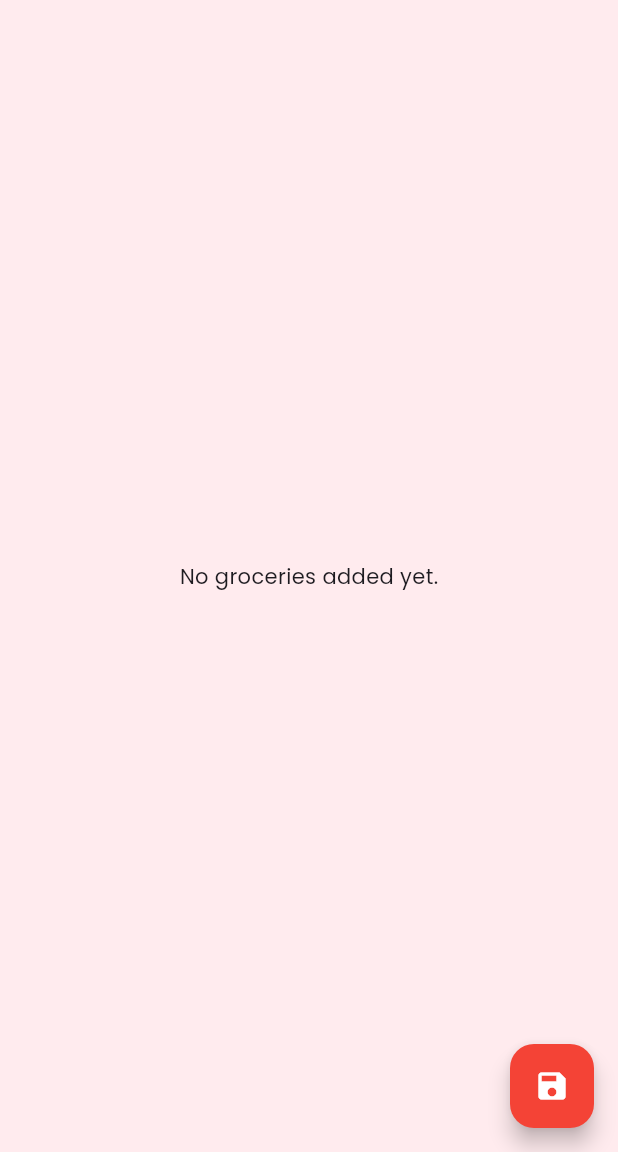
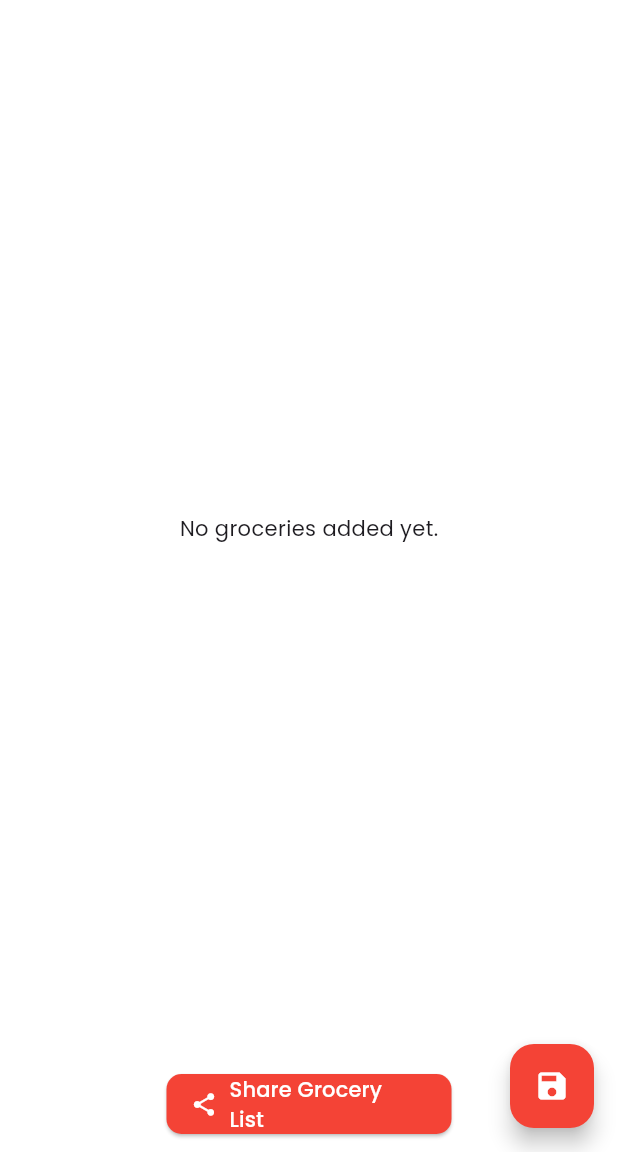
Before and after one commit to kasun0403/shopping_buddy, a Flutter app: the screen it shows after launch, on a phone screen of 412 x 824 dp, the part 84-1236 px from its top. Run offline on Flutter 3.47's test engine with Material 3 defaults, Android fonts, the light colour scheme and no system bars; our stand-ins replace firebase_auth, firebase_core, get, google_fonts, google_sign_in, hive and 2 more; accounts and stored records are empty.

Commit message:
share grocery list

```diff
--- a/lib/main.dart
+++ b/lib/main.dart
@@ -1,7 +1,6 @@
 import 'package:firebase_core/firebase_core.dart';
 import 'package:flutter/material.dart';
 import 'package:get/get_navigation/src/root/get_material_app.dart';
-import 'package:google_fonts/google_fonts.dart';
 import 'package:hive_flutter/hive_flutter.dart';
 import 'package:provider/provider.dart';
 import 'package:shopping_buddy/provider/authentication_provider.dart';
--- a/lib/screens/home_screen.dart
+++ b/lib/screens/home_screen.dart
@@ -1,8 +1,11 @@
 import 'dart:convert';
-
+import 'dart:io';
+import 'package:path_provider/path_provider.dart';
+// import 'package:share_plus/share_plus.dart';
 import 'package:flutter/material.dart';
 import 'package:flutter/services.dart';
 import 'package:provider/provider.dart';
+import 'package:share_plus/share_plus.dart';
 import 'package:shopping_buddy/provider/authentication_provider.dart';
 import 'package:shopping_buddy/provider/hive_provider.dart';
 import 'authentication/login_screen.dart';
@@ -16,7 +19,10 @@ class HomeScreen extends StatefulWidget {
 
 class _HomeScreenState extends State<HomeScreen> {
   TextEditingController countController = TextEditingController();
+  final GlobalKey _globalKey = GlobalKey();
   int itemCount = 0;
+  List<String> goodList = [];
+
   void _showAddGroceryDialog(BuildContext context) async {
     TextEditingController groceryController = TextEditingController();
     String? selectedGrocery;
@@ -224,6 +230,7 @@ class _HomeScreenState extends State<HomeScreen> {
   @override
   Widget build(BuildContext context) {
     return Scaffold(
+      backgroundColor: Colors.white,
       appBar: AppBar(
         backgroundColor: Colors.red,
         elevation: 2,
@@ -269,6 +276,8 @@ class _HomeScreenState extends State<HomeScreen> {
         children: [
           // Display the grocery list
           Expanded(
+            child: RepaintBoundary(
+              key: _globalKey,
               child: Consumer<HiveProvider>(
                 builder: (context, hiveProvider, child) {
                   return hiveProvider.goodsList.isEmpty
@@ -276,6 +285,7 @@ class _HomeScreenState extends State<HomeScreen> {
                       : ListView.builder(
                           itemCount: hiveProvider.goodsList.length,
                           itemBuilder: (context, index) {
+                            goodList = hiveProvider.goodsList;
                             return Container(
                               margin: const EdgeInsets.symmetric(
                                   horizontal: 8, vertical: 2.5),
@@ -308,6 +318,41 @@ class _HomeScreenState extends State<HomeScreen> {
                 },
               ),
             ),
+          ),
+          Container(
+            width: MediaQuery.of(context).size.width / 2,
+            color: Colors.transparent,
+            padding: const EdgeInsets.all(8.0),
+            child: ElevatedButton.icon(
+              onPressed: () async {
+                String title = "**Grocery List**".toUpperCase();
+                String grocery = "$title\n\n${goodList.join('\n')}";
+
+                try {
+                  ByteData byteData =
+                      await rootBundle.load('assets/images/logo1.png');
+
+                  // Convert ByteData to Uint8List
+                  final Uint8List pngBytes = byteData.buffer.asUint8List();
+
+                  // Save image to temporary directory
+                  final directory = await getTemporaryDirectory();
+                  final path = "${directory.path}/grocery_lists.png";
+                  File(path).writeAsBytesSync(pngBytes);
+
+                  // Share the image and text
+                  await Share.shareXFiles([XFile(path)], text: grocery);
+                  // await Share.share(
+                  //   grocery, // The list of items as text
+                  // );
+                } catch (e) {
+                  print("Error sharing: $e");
+                }
+              },
+              icon: const Icon(Icons.share),
+              label: const Text('Share Grocery List'),
+            ),
+          ),
         ],
       ),
       floatingActionButton: FloatingActionButton(
--- a/pubspec.yaml
+++ b/pubspec.yaml
@@ -43,6 +43,8 @@ dependencies:
   hive: ^2.0.4
   google_fonts: ^6.2.1
   lottie: ^1.2.1
+  path_provider: ^2.1.5
+  share_plus: ^7.0.0
 
 dev_dependencies:
   flutter_test:
```
Also changed, not shown: pubspec.lock, 8 other files. Lines whose indentation alone changed are shown as unchanged.
